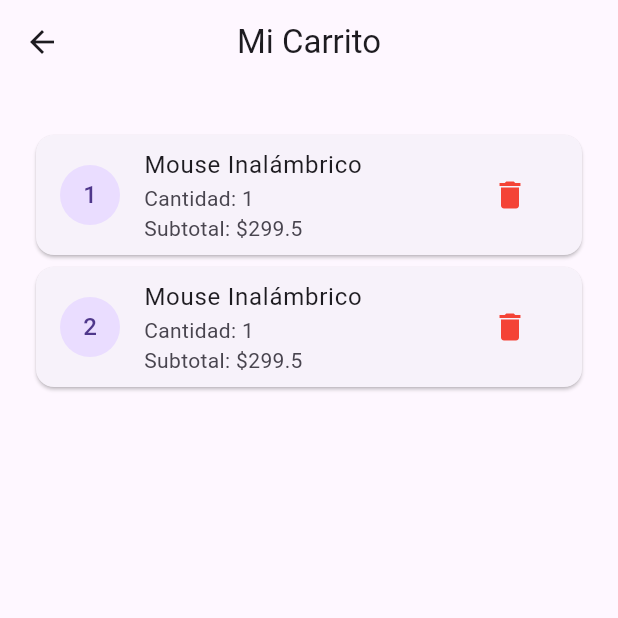
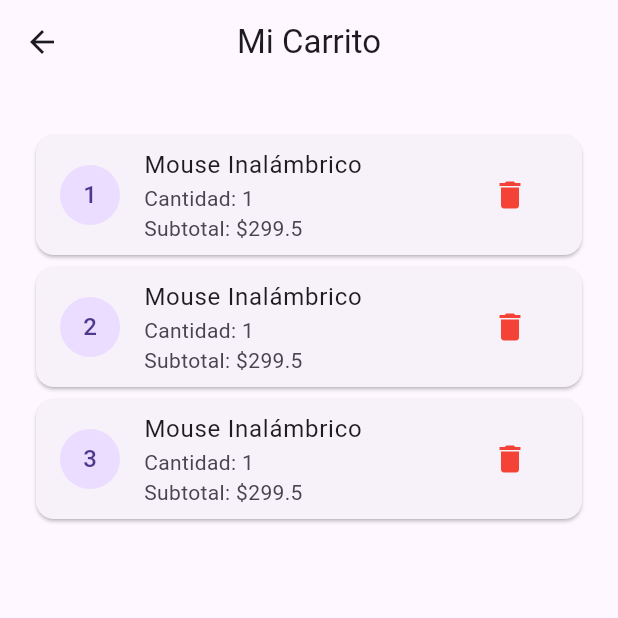
Before and after one commit to TLifeOfCris/MiniEcommerceApp, a Flutter app: the MiCarrito screen opened by its route, after a tap on the "delete" icon, on a phone screen of 412 x 824 dp, the top half of it. Run offline on Flutter 3.47's test engine with Material 3 defaults, Android fonts, the phone set to English and light mode, and no system bars.

Commit message:
Se hizo reactivo el contador de productos en el Icono del carrito al momento de añadir mas productos al carrito

```diff
--- a/lib/provider/cartprovider.dart
+++ b/lib/provider/cartprovider.dart
@@ -32,6 +32,19 @@ class CartProvider with ChangeNotifier {
     quantity: 1,
   ),
     CartItem(
+    product: Product(
+      id: '2',
+      productName: 'Mouse Inalámbrico',
+      category: 'Electrónica',
+      price: 299.50,
+      description: 'Mouse ergonómico con conexión bluetooth',
+      stock: true,
+      isFeatured: false,
+      discount: 0.0,
+    ),
+    quantity: 1,
+  ),
+      CartItem(
     product: Product(
       id: '2',
       productName: 'Mouse Inalámbrico',
--- a/lib/screens/tienda/hometienda.dart
+++ b/lib/screens/tienda/hometienda.dart
@@ -29,10 +29,10 @@ class HomeTienda extends StatelessWidget {
               Positioned(
                 right: 0,
                 top: 0,
-                child: CircleAvatar(
+                child: Consumer<CartProvider>( builder: (context, cart, child) => CircleAvatar(
                   radius: 8,
                 //HACERLO REACTIVO CON EL NÚMERO DE ARITCULOS EN EL CARRITO
-                child: Text('3'),)),
+                child: Text(cart.items.length.toString()),)))
               ],
             ),
                 //Cambiar a boton normal
```
